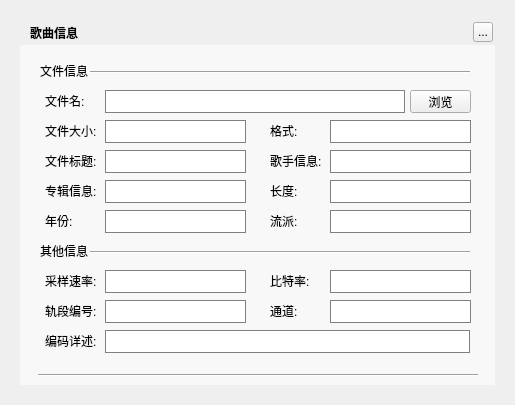
Greedysky/TTKMusicPlayer, file TTKCore/musicUi/musicToolsetswidget/musicfileinformationwidget.ui: the form before one commit.
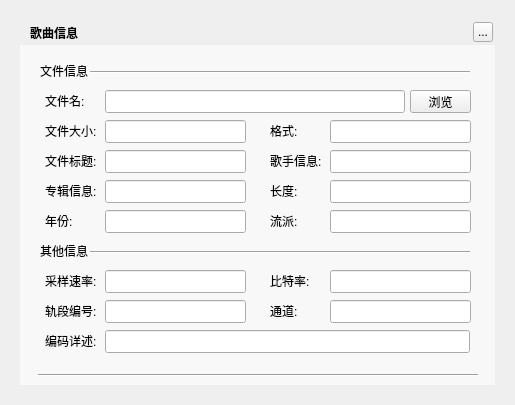
The form after the commit. Custom widgets are drawn as their Qt base class.

Patch:
```diff
--- a/TTKCore/musicUi/musicToolsetswidget/musicfileinformationwidget.ui
+++ b/TTKCore/musicUi/musicToolsetswidget/musicfileinformationwidget.ui
@@ -14,7 +14,7 @@
    <string>歌曲信息</string>
   </property>
   <property name="styleSheet">
-   <string notr="true">QLineEdit{font-size:12px;color:#BFBFBF; font-weight:normal;border: 1px solid gray;}QLineEdit::hover{ border: 1px solid #AAAAFF;}</string>
+   <string notr="true"/>
   </property>
   <widget class="QLabel" name="background">
    <property name="geometry">
```
